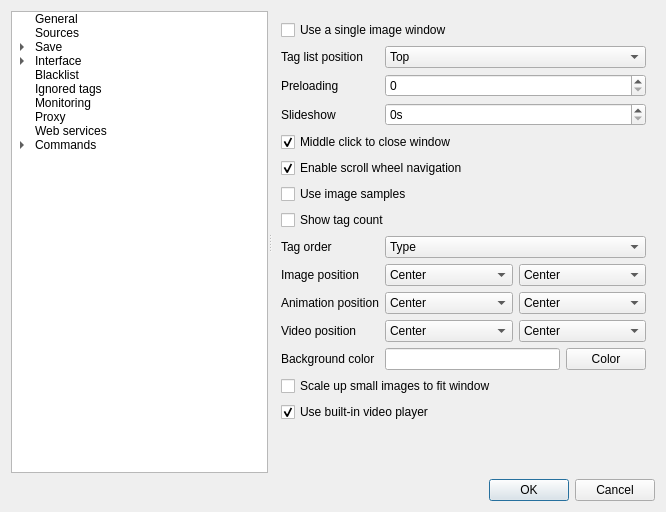
Old version of the form src/gui/src/settings/options-window.ui in the repository Bionus/imgbrd-grabber.
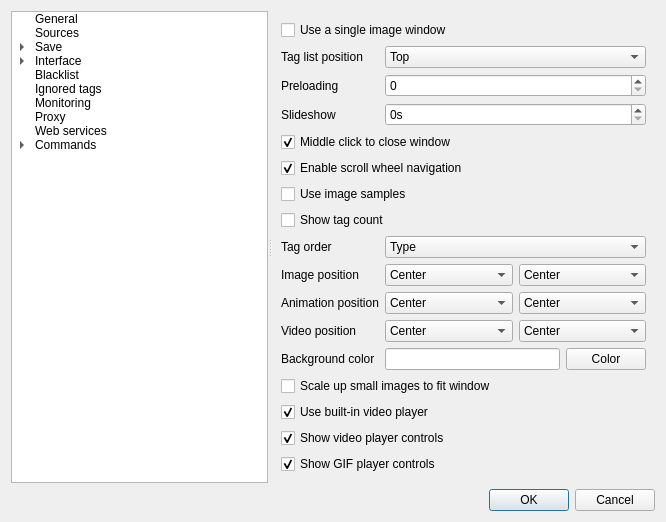
New version of the form. The open tabs and pages were chosen to show the change. Icons and pictures are not drawn.

Commit message: Add setting to hide video player controls

What changed in the file:
```diff
--- a/src/gui/src/settings/options-window.ui
+++ b/src/gui/src/settings/options-window.ui
@@ -1858,6 +1858,26 @@
           </property>
          </widget>
         </item>
+        <item row="15" column="0" colspan="2">
+         <widget class="QCheckBox" name="checkImageVideoControls">
+          <property name="text">
+           <string>Show video player controls</string>
+          </property>
+          <property name="checked">
+           <bool>true</bool>
+          </property>
+         </widget>
+        </item>
+        <item row="16" column="0" colspan="2">
+         <widget class="QCheckBox" name="checkImageGifControls">
+          <property name="text">
+           <string>Show GIF player controls</string>
+          </property>
+          <property name="checked">
+           <bool>true</bool>
+          </property>
+         </widget>
+        </item>
        </layout>
       </widget>
       <widget class="QWidget" name="pageInterfaceColoring">
```
Left out of the diff: 54 changed lines with no effect on the pictures. The commit also changes 5 other files.
